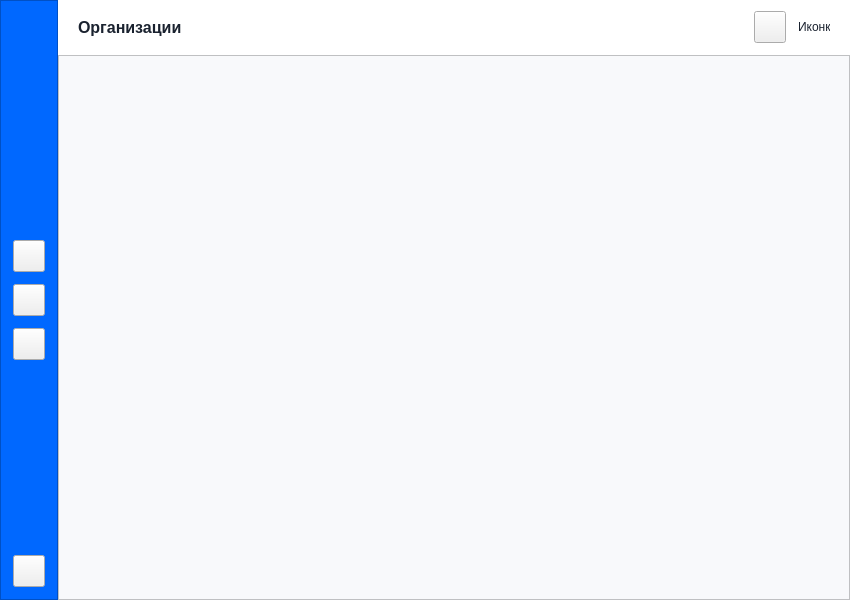
ego-rick/kkmt_practice, file untitled.ui: the form before one commit.
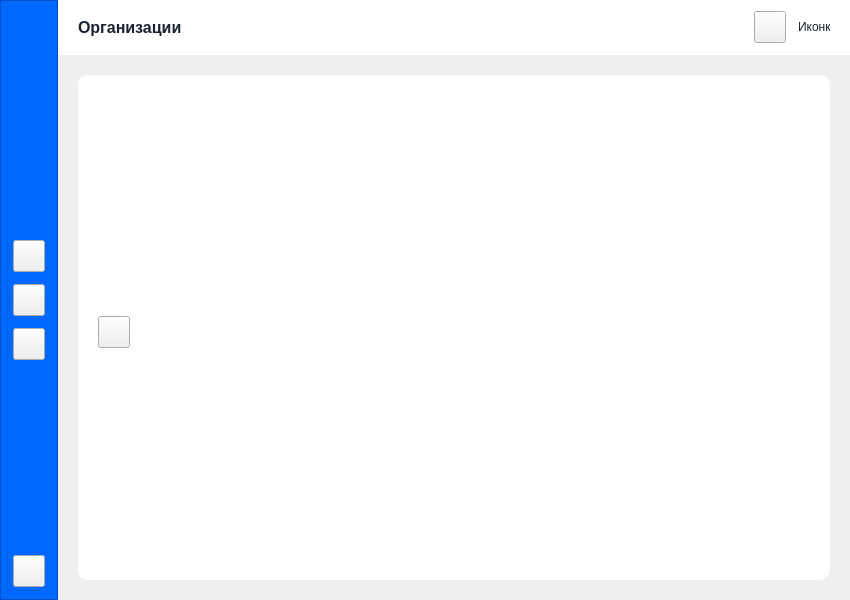
The form after the commit. Icons and pictures are not drawn.

Diff of the .ui file:
```diff
--- a/untitled.ui
+++ b/untitled.ui
@@ -35,6 +35,17 @@
 
 #pushButtonTop_1, #pushButtonTop_2, #pushButtonTop_3 {
 	padding: 0 0px;
+}
+#frameMain { 
+	background-color: rgb(237, 238, 240);
+}
+#scrollAreaWidgetContents { 
+	background-color: rgb(255, 255, 255);
+    border-radius: 10px;
+}
+#scrollArea {
+	border: None;
+	padding: 20 20px;
 }</string>
   </property>
   <widget class="QWidget" name="centralwidget">
@@ -330,21 +341,96 @@
        </widget>
       </item>
       <item>
-       <widget class="QFrame" name="frameMain">
-        <property name="frameShape">
-         <enum>QFrame::StyledPanel</enum>
+       <widget class="QStackedWidget" name="stackedWidget">
+        <property name="currentIndex">
+         <number>0</number>
         </property>
-        <property name="frameShadow">
-         <enum>QFrame::Raised</enum>
-        </property>
-        <layout class="QVBoxLayout" name="verticalLayout_3">
-         <item>
-          <widget class="QStackedWidget" name="stackedWidget_2">
-           <widget class="QWidget" name="page_5"/>
-           <widget class="QWidget" name="page_6"/>
-          </widget>
-         </item>
-        </layout>
+        <widget class="QWidget" name="page_1">
+         <layout class="QVBoxLayout" name="verticalLayout_4">
+          <property name="spacing">
+           <number>0</number>
+          </property>
+          <property name="leftMargin">
+           <number>0</number>
+          </property>
+          <property name="topMargin">
+           <number>0</number>
+          </property>
+          <property name="rightMargin">
+           <number>0</number>
+          </property>
+          <property name="bottomMargin">
+           <number>0</number>
+          </property>
+          <item>
+           <widget class="QScrollArea" name="scrollArea">
+            <property name="widgetResizable">
+             <bool>true</bool>
+            </property>
+            <widget class="QWidget" name="scrollAreaWidgetContents">
+             <property name="geometry">
+              <rect>
+               <x>0</x>
+               <y>0</y>
+               <width>750</width>
+               <height>503</height>
+              </rect>
+             </property>
+             <layout class="QVBoxLayout" name="verticalLayout_5">
+              <property name="leftMargin">
+               <number>20</number>
+              </property>
+              <property name="topMargin">
+               <number>20</number>
+              </property>
+              <property name="rightMargin">
+               <number>20</number>
+              </property>
+              <property name="bottomMargin">
+               <number>10</number>
+              </property>
+              <item>
+               <layout class="QHBoxLayout" name="horizontalLayout_4">
+                <item>
+                 <widget class="QPushButton" name="pushButton_6">
+                  <property name="minimumSize">
+                   <size>
+                    <width>32</width>
+                    <height>32</height>
+                   </size>
+                  </property>
+                  <property name="maximumSize">
+                   <size>
+                    <width>32</width>
+                    <height>32</height>
+                   </size>
+                  </property>
+                  <property name="text">
+                   <string/>
+                  </property>
+                 </widget>
+                </item>
+                <item>
+                 <spacer name="horizontalSpacer_3">
+                  <property name="orientation">
+                   <enum>Qt::Horizontal</enum>
+                  </property>
+                  <property name="sizeHint" stdset="0">
+                   <size>
+                    <width>40</width>
+                    <height>20</height>
+                   </size>
+                  </property>
+                 </spacer>
+                </item>
+               </layout>
+              </item>
+             </layout>
+            </widget>
+           </widget>
+          </item>
+         </layout>
+        </widget>
        </widget>
       </item>
      </layout>
```
